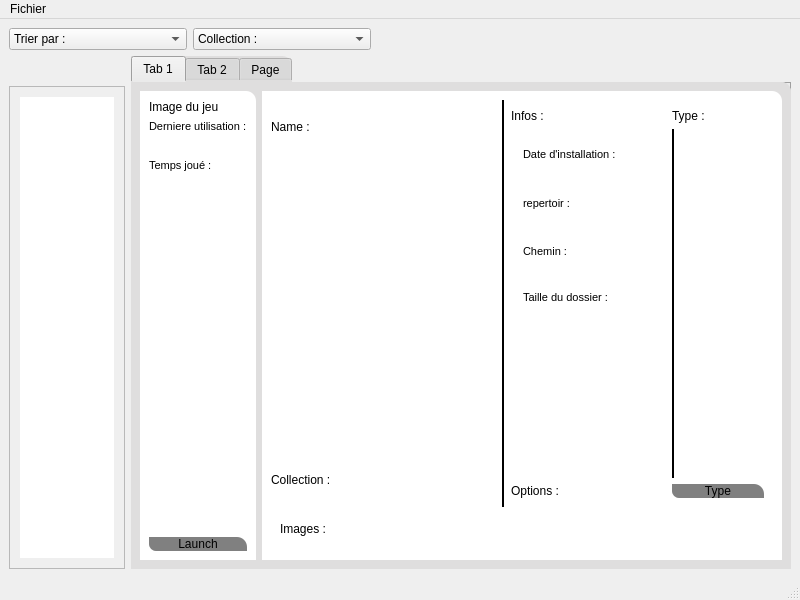
Old version of the form MainWindow.ui in the repository p1err00/MGame.
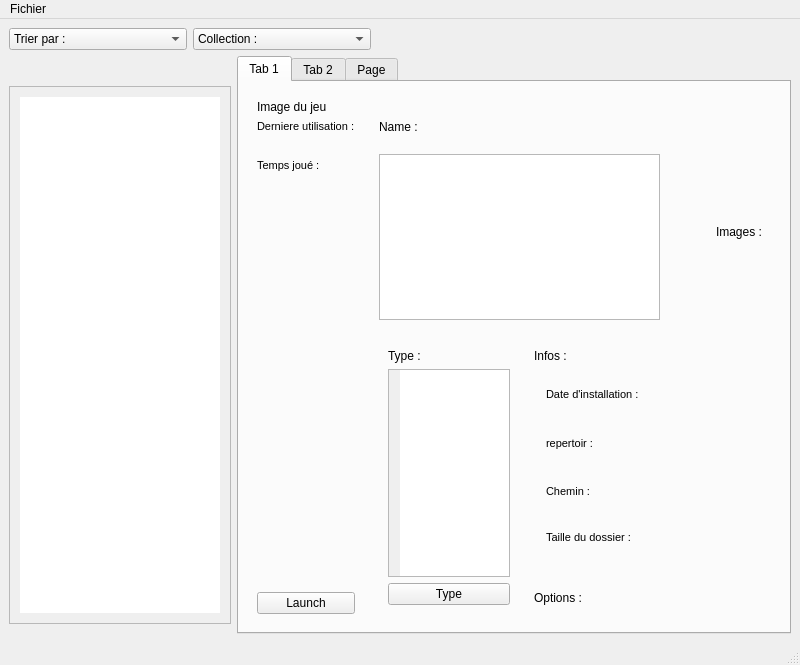
New version of the form.

Diff of the .ui file:
```diff
--- a/MainWindow.ui
+++ b/MainWindow.ui
@@ -7,7 +7,7 @@
     <x>0</x>
     <y>0</y>
     <width>800</width>
-    <height>600</height>
+    <height>665</height>
    </rect>
   </property>
   <property name="windowTitle">
@@ -98,7 +98,7 @@
          <widget class="QListWidget" name="listWidget">
           <property name="maximumSize">
            <size>
-            <width>160</width>
+            <width>200</width>
             <height>16777215</height>
            </size>
           </property>
@@ -106,7 +106,8 @@
            <cursorShape>ArrowCursor</cursorShape>
           </property>
           <property name="styleSheet">
-           <string notr="true">padding: 10px;</string>
+           <string notr="true">min-width: 200px;
+padding: 10px;</string>
           </property>
           <property name="showDropIndicator" stdset="0">
            <bool>false</bool>
@@ -125,18 +126,28 @@
           </property>
          </widget>
         </item>
+        <item>
+         <layout class="QVBoxLayout" name="layoutCollection">
+          <property name="topMargin">
+           <number>10</number>
+          </property>
+         </layout>
+        </item>
        </layout>
       </item>
       <item>
        <widget class="QTabWidget" name="twUserGame">
+        <property name="maximumSize">
+         <size>
+          <width>16777215</width>
+          <height>16777215</height>
+         </size>
+        </property>
         <property name="toolTip">
          <string/>
         </property>
         <property name="styleSheet">
-         <string notr="true">background : #dfdede;
-font : 10pt 'Courier New', 'monospace';
-border-top-right-radius: 10px;
-</string>
+         <string notr="true"/>
         </property>
         <property name="currentIndex">
          <number>0</number>
@@ -152,8 +163,7 @@
           <item>
            <widget class="QWidget" name="widget1" native="true">
             <property name="styleSheet">
-             <string notr="true">background: white;
-</string>
+             <string notr="true"/>
             </property>
             <layout class="QVBoxLayout" name="verticalLayout_9">
              <item>
@@ -257,11 +267,7 @@
                 <string>Launch game</string>
                </property>
                <property name="styleSheet">
-                <string notr="true">border: 0px;
-font: 14pt 'Nunito Sans', 'sans-serif';
-color: black;
-background: grey;
-border-bottom-left-radius: 7px</string>
+                <string notr="true"/>
                </property>
                <property name="text">
                 <string>Launch</string>
@@ -274,7 +280,7 @@
           <item>
            <widget class="QWidget" name="widget_5" native="true">
             <property name="styleSheet">
-             <string notr="true">background: white;</string>
+             <string notr="true"/>
             </property>
             <layout class="QVBoxLayout" name="verticalLayout_10">
              <item>
@@ -303,6 +309,19 @@
                    </property>
                   </widget>
                  </item>
+                 <item>
+                  <spacer name="verticalSpacer_2">
+                   <property name="orientation">
+                    <enum>Qt::Vertical</enum>
+                   </property>
+                   <property name="sizeHint" stdset="0">
+                    <size>
+                     <width>20</width>
+                     <height>40</height>
+                    </size>
+                   </property>
+                  </spacer>
+                 </item>
                  <item>
                   <widget class="QTextEdit" name="teDesc">
                    <property name="styleSheet">
@@ -311,7 +330,7 @@
                   </widget>
                  </item>
                  <item>
-                  <spacer name="verticalSpacer_2">
+                  <spacer name="verticalSpacer_4">
                    <property name="orientation">
                     <enum>Qt::Vertical</enum>
                    </property>
@@ -324,34 +343,63 @@
                   </spacer>
                  </item>
                  <item>
-                  <widget class="QLabel" name="label_3">
+                  <layout class="QHBoxLayout" name="horizontalLayout_7">
+                   <item>
+                    <widget class="QWidget" name="widget_4" native="true">
+                     <property name="styleSheet">
+                      <string notr="true">max-width: 140px;</string>
+                     </property>
+                     <layout class="QVBoxLayout" name="verticalLayout">
+                      <item>
+                       <widget class="QLabel" name="label_2">
                    <property name="styleSheet">
                     <string notr="true">font: 16pt 'Nunito Sans', 'sans-serif';</string>
                    </property>
                    <property name="text">
-                    <string>Collection :</string>
+                         <string>Type :</string>
                    </property>
                   </widget>
                  </item>
                  <item>
-                  <widget class="QLabel" name="label_13">
+                       <widget class="QListWidget" name="lwType">
+                        <property name="maximumSize">
+                         <size>
+                          <width>153</width>
+                          <height>16777215</height>
+                         </size>
+                        </property>
                    <property name="styleSheet">
-                    <string notr="true">border: 0;
-padding-left: 25px;
-font: 18pt  'Playfair Display', 'serif';
-font: italic;</string>
+                         <string notr="true">border-left: 2px solid black;
+padding-left: 10px;</string>
+                        </property>
+                       </widget>
+                      </item>
+                      <item>
+                       <widget class="QPushButton" name="pbAddType">
+                        <property name="maximumSize">
+                         <size>
+                          <width>142</width>
+                          <height>35</height>
+                         </size>
+                        </property>
+                        <property name="toolTip">
+                         <string>Add type</string>
+                        </property>
+                        <property name="styleSheet">
+                         <string notr="true"/>
                    </property>
                    <property name="text">
-                    <string/>
+                         <string>Type</string>
                    </property>
                   </widget>
                  </item>
                 </layout>
+                    </widget>
                </item>
                <item>
                 <widget class="QWidget" name="widget_3" native="true">
                  <property name="styleSheet">
-                  <string notr="true">border-left: 2px solid black;</string>
+                      <string notr="true">max-width: 500px;</string>
                  </property>
                  <layout class="QVBoxLayout" name="verticalLayout_11">
                   <item>
@@ -375,7 +423,7 @@
                       <widget class="QLabel" name="label_8">
                        <property name="maximumSize">
                         <size>
-                         <width>16777215</width>
+                             <width>500</width>
                          <height>25</height>
                         </size>
                        </property>
@@ -393,7 +441,7 @@
                       <widget class="QLabel" name="lDate">
                        <property name="maximumSize">
                         <size>
-                         <width>16777215</width>
+                             <width>525</width>
                          <height>45</height>
                         </size>
                        </property>
@@ -412,7 +460,7 @@
                       <widget class="QLabel" name="label_9">
                        <property name="maximumSize">
                         <size>
-                         <width>16777215</width>
+                             <width>500</width>
                          <height>25</height>
                         </size>
                        </property>
@@ -430,7 +478,7 @@
                       <widget class="QLabel" name="lDir">
                        <property name="maximumSize">
                         <size>
-                         <width>16777215</width>
+                             <width>525</width>
                          <height>45</height>
                         </size>
                        </property>
@@ -449,7 +497,7 @@
                       <widget class="QLabel" name="label_10">
                        <property name="maximumSize">
                         <size>
-                         <width>16777215</width>
+                             <width>500</width>
                          <height>20</height>
                         </size>
                        </property>
@@ -467,7 +515,7 @@
                       <widget class="QLabel" name="lPath">
                        <property name="maximumSize">
                         <size>
-                         <width>16777215</width>
+                             <width>525</width>
                          <height>45</height>
                         </size>
                        </property>
@@ -486,7 +534,7 @@
                       <widget class="QLabel" name="label_11">
                        <property name="maximumSize">
                         <size>
-                         <width>16777215</width>
+                             <width>500</width>
                          <height>20</height>
                         </size>
                        </property>
@@ -504,7 +552,7 @@
                       <widget class="QLabel" name="lSizeFolder">
                        <property name="maximumSize">
                         <size>
-                         <width>16777215</width>
+                             <width>525</width>
                          <height>45</height>
                         </size>
                        </property>
@@ -552,64 +600,22 @@
                  </layout>
                 </widget>
                </item>
-               <item>
-                <layout class="QVBoxLayout" name="verticalLayout_2">
-                 <property name="leftMargin">
-                  <number>20</number>
-                 </property>
-                 <item>
-                  <widget class="QWidget" name="widget_4" native="true">
-                   <property name="styleSheet">
-                    <string notr="true">background: white;</string>
-                   </property>
-                   <layout class="QVBoxLayout" name="verticalLayout">
-                    <item>
-                     <widget class="QLabel" name="label_2">
-                      <property name="styleSheet">
-                       <string notr="true">font: 16pt 'Nunito Sans', 'sans-serif';</string>
-                      </property>
-                      <property name="text">
-                       <string>Type :</string>
-                      </property>
-                     </widget>
-                    </item>
+                  </layout>
+                 </item>
+                </layout>
+               </item>
                     <item>
-                     <widget class="QListWidget" name="lwType">
-                      <property name="maximumSize">
+                <spacer name="horizontalSpacer_3">
+                 <property name="orientation">
+                  <enum>Qt::Horizontal</enum>
+                 </property>
+                 <property name="sizeHint" stdset="0">
                        <size>
-                        <width>100</width>
-                        <height>16777215</height>
-                       </size>
-                      </property>
-                      <property name="styleSheet">
-                       <string notr="true">border-left: 2px solid black;
-padding-left: 10px;</string>
-                      </property>
-                     </widget>
-                    </item>
-                    <item>
-                     <widget class="QPushButton" name="pbAddType">
-                      <property name="toolTip">
-                       <string>Add type</string>
-                      </property>
-                      <property name="styleSheet">
-                       <string notr="true">border: 0px;
-font: 14pt 'Nunito Sans', 'sans-serif';
-color: black;
-background: grey;
-border-bottom-left-radius: 7px</string>
-                      </property>
-                      <property name="text">
-                       <string>Type</string>
-                      </property>
-                     </widget>
-                    </item>
-                   </layout>
-                  </widget>
-                 </item>
-                </layout>
-               </item>
-              </layout>
+                   <width>40</width>
+                   <height>20</height>
+                  </size>
+                 </property>
+                </spacer>
              </item>
              <item>
               <widget class="QWidget" name="widget_6" native="true">
@@ -629,6 +635,8 @@
                 </item>
                </layout>
               </widget>
+               </item>
+              </layout>
              </item>
             </layout>
            </widget>
```
Left out of the diff: 2 changed lines with no effect on the pictures. Lines whose indentation alone changed are shown as unchanged.
